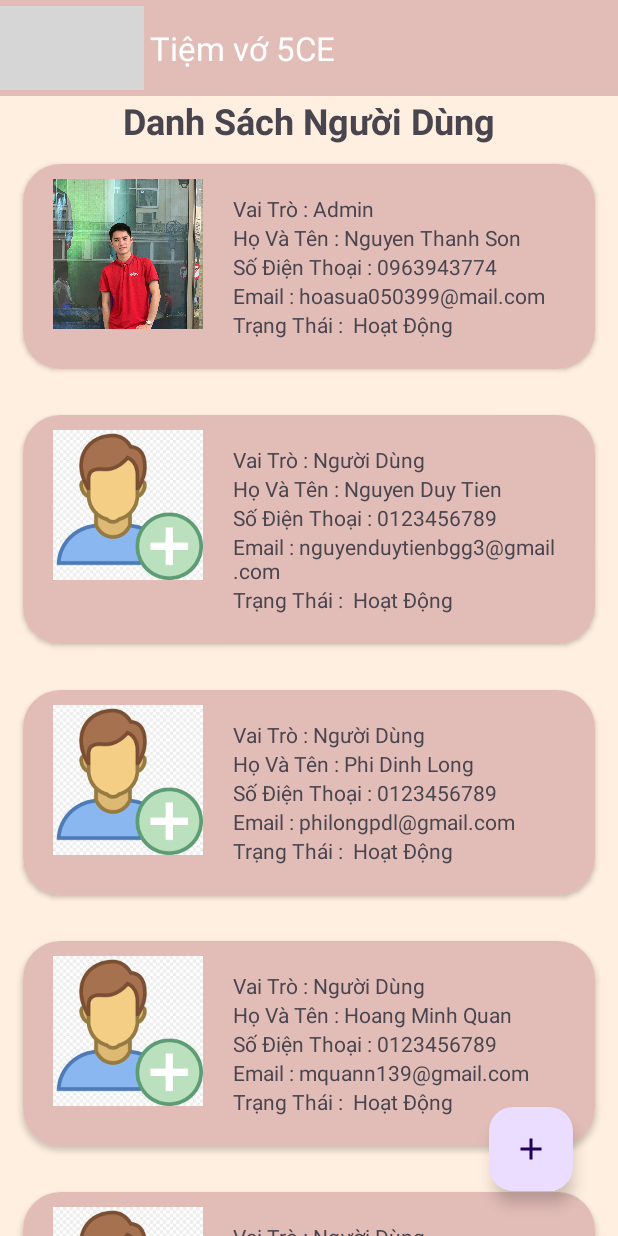
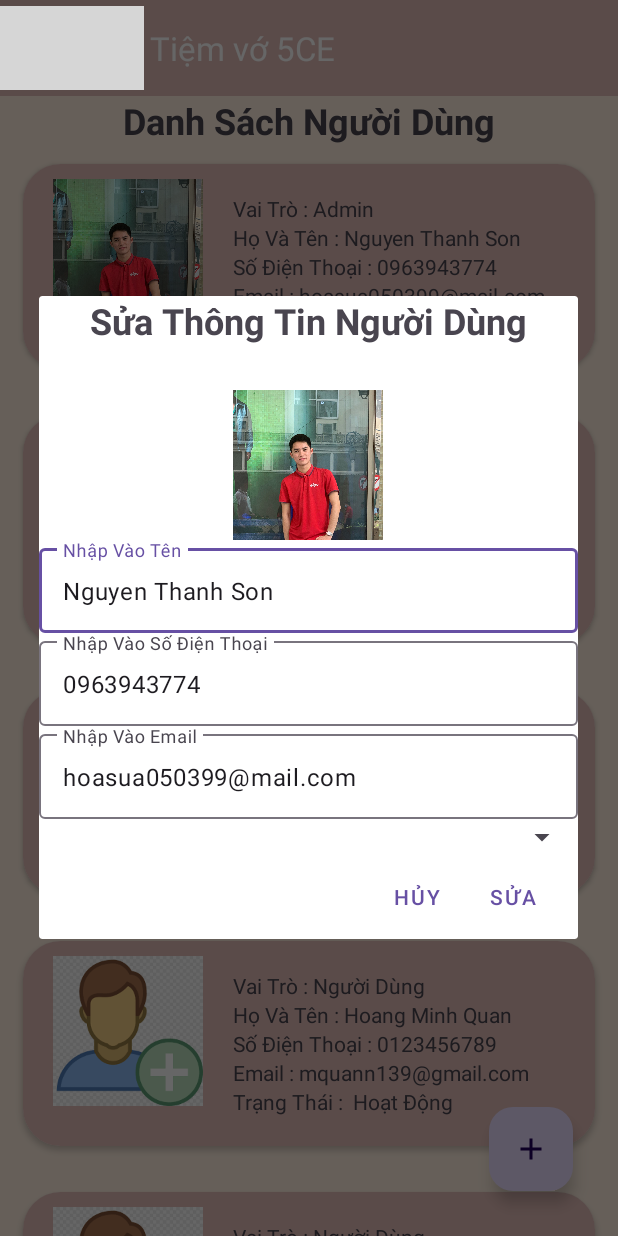
Before and after one commit to thanhson539/DuAn1Application, an Android app: the fragment Ql_NguoiDung_Fragment placed in its activity, after a tap on "Vai Trò : Admin", on a phone screen of 412 x 824 dp. Run offline under Robolectric (Android 15) with nearby library versions, the phone set to English and light mode, and no system bars; our stand-ins replace Picasso; grey boxes are pictures that could not be loaded.

Commit message:
Update Sửa người dùng

```diff
--- a/app/src/main/java/md18202/nhom2/duan1application/Adapters/NguoiDungAdapter.java
+++ b/app/src/main/java/md18202/nhom2/duan1application/Adapters/NguoiDungAdapter.java
@@ -1,10 +1,15 @@
 package md18202.nhom2.duan1application.Adapters;
 
+import android.app.Activity;
+import android.app.AlertDialog;
+import android.app.Dialog;
 import android.content.Context;
+import android.content.DialogInterface;
 import android.net.Uri;
 import android.view.LayoutInflater;
 import android.view.View;
 import android.view.ViewGroup;
+import android.widget.EditText;
 import android.widget.ImageView;
 import android.widget.TextView;
 
@@ -54,15 +59,16 @@ public class NguoiDungAdapter extends RecyclerView.Adapter<NguoiDungAdapter.MyVi
         String imgSrc = list.get(position).getImgSrc();
         int resourceId = context.getResources().getIdentifier(imgSrc, "drawable", context.getPackageName());
 
-
-
-
+        if (resourceId != 0) {
             Picasso.get()
                     .load(resourceId) // Thay thế bằng đường dẫn hoặc resource ID của ảnh đại diện
-                    .transform(new MyViewHover.CircleTransform() )
+                    .transform(new CircleTransform())
                     .into(holder.imgNguoiDung);
-
-
+        }
+        else {Picasso.get()
+                .load(R.drawable.avatar_thanh_son) // Thay thế bằng đường dẫn hoặc resource ID của ảnh đại diện
+                .transform(new CircleTransform())
+                .into(holder.imgNguoiDung);}
         holder.txtTenNguoiDung.setText("Họ Và Tên : "+ list.get(position).getHoTen());
         holder.txtSDTNguoiDung.setText("Số Điện Thoại : "+ list.get(position).getSoDienThoai());
         holder.txtEmailNguoiDung.setText("Email : " + list.get(position).getEmail());
@@ -80,7 +86,8 @@ public class NguoiDungAdapter extends RecyclerView.Adapter<NguoiDungAdapter.MyVi
         return 0;
     }
 
-    public static class MyViewHover extends RecyclerView.ViewHolder {
+    public  class MyViewHover extends RecyclerView.ViewHolder {
+
 
         TextView txtLoaiNguoiDung,txtTenNguoiDung,txtSDTNguoiDung,txtEmailNguoiDung,txtIsXoaMem;
         ImageView imgNguoiDung;
@@ -95,18 +102,58 @@ public class NguoiDungAdapter extends RecyclerView.Adapter<NguoiDungAdapter.MyVi
 
 
 
+
             itemView.setOnClickListener(new View.OnClickListener() {
                 @Override
-                public void onClick(View view) {
-                    ShowDialogSuaTTNguoiDung();
+                public void onClick(View v) {
+                    AlertDialog.Builder builder = new AlertDialog.Builder(context);
+                    LayoutInflater inflater = ((Activity) context).getLayoutInflater();
+                    View view = inflater.inflate(R.layout.dialog_sua_tt_qlndung,null);
+                    builder.setView(view);
+                    EditText edtTen = view.findViewById(R.id.edtSuaTenNguoiDung);
+                    EditText edtSDT = view.findViewById(R.id.edtSuaSDTNguoiDung);
+                    EditText edtEmail = view.findViewById(R.id.edtSuaEmailNguoiDung);
+                    ImageView imgNguoiDung = view.findViewById(R.id.imgSuaNguoiDung);
+                    NguoiDung nguoiDung = list.get(getLayoutPosition());
+
+                    edtTen.setText(nguoiDung.getHoTen());
+                    edtSDT.setText(nguoiDung.getSoDienThoai());
+                    edtEmail.setText(nguoiDung.getEmail());
+                    String imgSrc = list.get(getLayoutPosition()).getImgSrc();
+                    int resourceId = context.getResources().getIdentifier(imgSrc, "drawable", context.getPackageName());
+                    Picasso.get()
+                            .load(resourceId) // Thay thế bằng đường dẫn hoặc resource ID của ảnh đại diện
+                            .transform(new CircleTransform())
+                            .into(imgNguoiDung);
+
+                    builder.setNegativeButton("Hủy", new DialogInterface.OnClickListener() {
+                        @Override
+                        public void onClick(DialogInterface dialogInterface, int i) {
+
+                        }
+                    }).setPositiveButton("Sửa", new DialogInterface.OnClickListener() {
+                        @Override
+                        public void onClick(DialogInterface dialogInterface, int i) {
+
+                        }
+                    });
+                    Dialog dialog = builder.create();
+                    dialog.show();
                 }
             });
 
         }
 
         private void ShowDialogSuaTTNguoiDung() {
+
+
+
+            ;
+
         }
-        private static class CircleTransform implements Transformation {
+
+    }
+    private  class CircleTransform implements Transformation {
         @Override
         public Bitmap transform(Bitmap source) {
             int size = Math.min(source.getWidth(), source.getHeight());
@@ -139,4 +186,3 @@ public class NguoiDungAdapter extends RecyclerView.Adapter<NguoiDungAdapter.MyVi
         }
     }
 }
-}
--- /dev/null
+++ b/app/src/main/res/layout/dialog_sua_tt_qlndung.xml
@@ -0,0 +1,68 @@
+<?xml version="1.0" encoding="utf-8"?>
+<LinearLayout xmlns:android="http://schemas.android.com/apk/res/android"
+    android:layout_width="match_parent"
+    android:orientation="vertical"
+    android:layout_height="match_parent">
+    <TextView
+        android:gravity="center"
+        android:textStyle="bold"
+        android:textSize="24sp"
+        android:text="Sửa Thông Tin Người Dùng"
+        android:layout_width="match_parent"
+        android:layout_height="wrap_content"/>
+
+    <ImageView
+        android:id="@+id/imgSuaNguoiDung"
+        android:layout_marginTop="30dp"
+        android:layout_gravity="center"
+        android:background="@drawable/img_user_qlnd"
+        android:src="@drawable/avatar_thanh_son"
+        android:scaleType="centerCrop"
+        android:layout_width="100dp"
+        android:layout_height="100dp"/>
+    <com.google.android.material.textfield.TextInputLayout
+        android:layout_width="match_parent"
+        android:layout_height="wrap_content">
+        <com.google.android.material.textfield.TextInputEditText
+            android:id="@+id/edtSuaTenNguoiDung"
+            android:layout_marginTop="10dp"
+            android:hint="Nhập Vào Tên"
+            android:layout_width="match_parent"
+            android:layout_height="wrap_content"/>
+    </com.google.android.material.textfield.TextInputLayout>
+    <com.google.android.material.textfield.TextInputLayout
+        android:layout_width="match_parent"
+        android:layout_height="wrap_content">
+        <com.google.android.material.textfield.TextInputEditText
+            android:id="@+id/edtSuaSDTNguoiDung"
+            android:layout_marginTop="10dp"
+            android:hint="Nhập Vào Số Điện Thoại"
+            android:inputType="number"
+            android:layout_width="match_parent"
+            android:layout_height="wrap_content"/>
+    </com.google.android.material.textfield.TextInputLayout>
+
+    <com.google.android.material.textfield.TextInputLayout
+        android:layout_width="match_parent"
+        android:layout_height="wrap_content">
+        <com.google.android.material.textfield.TextInputEditText
+            android:id="@+id/edtSuaEmailNguoiDung"
+            android:layout_marginTop="10dp"
+            android:hint="Nhập Vào Email"
+            android:inputType="number"
+            android:layout_width="match_parent"
+            android:layout_height="wrap_content"/>
+    </com.google.android.material.textfield.TextInputLayout>
+
+
+    <com.google.android.material.textfield.TextInputLayout
+        android:layout_width="match_parent"
+        android:layout_height="wrap_content">
+       <Spinner
+           android:id="@+id/Sp_Role_QlNDung"
+           android:layout_width="match_parent"
+           android:layout_height="wrap_content"/>
+    </com.google.android.material.textfield.TextInputLayout>
+
+
+</LinearLayout>
```
Lines whose indentation alone changed are shown as unchanged.
